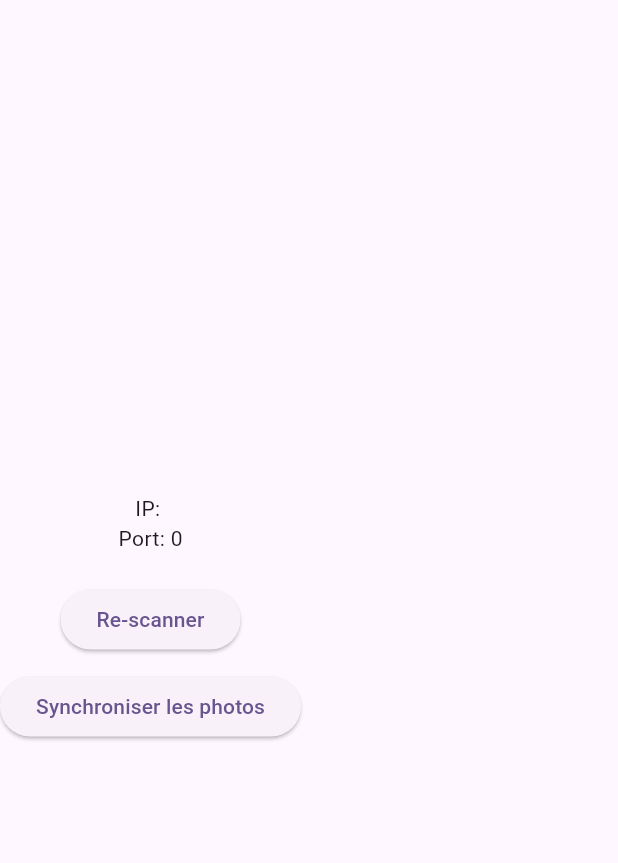
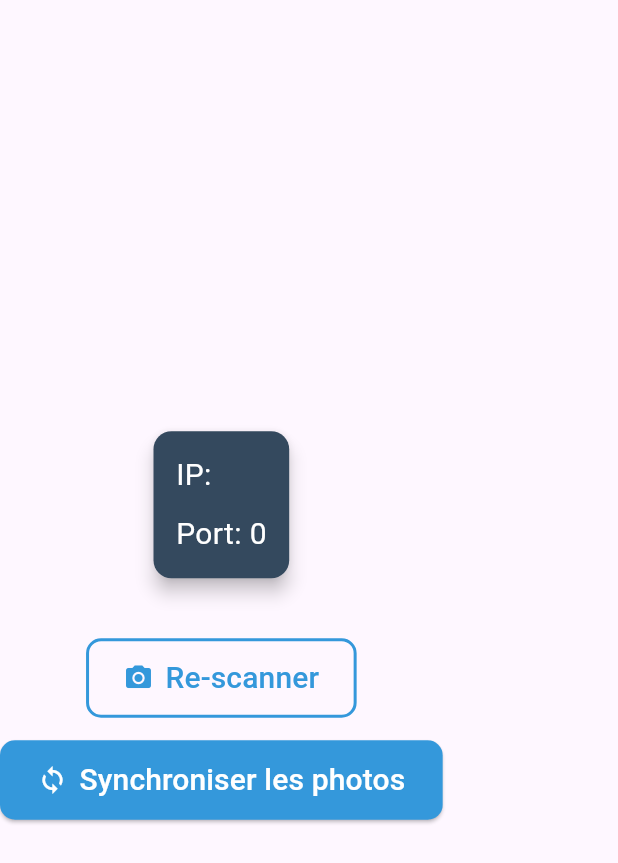
Before and after one commit to MAXCOEUR/photoordinateurapp, a Flutter app: the DisplayScannedInfo widget shown alone on an empty page, opened directly with empty values, on a phone screen of 412 x 824 dp. Shown: the top 863 px of the screen. Run offline on Flutter 3.47's test engine with Material 3 defaults, Android fonts, the phone set to English and light mode, and no system bars; our stand-ins replace device_info_plus, wakelock_plus; missing offline and left inert: mobile_scanner, photo_manager.

Commit message:
fix old android + style

```diff
--- a/lib/DisplayScannedInfo.dart
+++ b/lib/DisplayScannedInfo.dart
@@ -2,7 +2,8 @@ import 'package:flutter/material.dart';
 import 'package:wakelock_plus/wakelock_plus.dart';
 import 'ScannedInfo.dart';
 import 'PhotoSyncService.dart';
-import 'ProgressDialog.dart';  // Assure-toi d'importer le widget ProgressDialog
+import 'ProgressDialog.dart';
+import 'constante.dart';  // Assure-toi d'importer le widget ProgressDialog
 
 class DisplayScannedInfo extends StatefulWidget {
   final ScannedInfo scannedInfo;
@@ -46,7 +47,7 @@ class _DisplayScannedInfoState extends State<DisplayScannedInfo> {
   }
 
   Future<void> _pickDatesAndSync(BuildContext context) async {
-    try{
+    try {
       final DateTimeRange? range = await showDateRangePicker(
         context: context,
         firstDate: DateTime(2000),
@@ -54,7 +55,6 @@ class _DisplayScannedInfoState extends State<DisplayScannedInfo> {
       );
 
       if (range != null) {
-
         // Ouvrir la popup de progression
         WakelockPlus.enable();
         _showProgressDialog(context);
@@ -86,7 +86,7 @@ class _DisplayScannedInfoState extends State<DisplayScannedInfo> {
       }
       WakelockPlus.disable();
       widget.onSync();
-    }catch(e){
+    } catch (e) {
       showDialog(
         context: context,
         builder: (context) => AlertDialog(
@@ -104,7 +104,6 @@ class _DisplayScannedInfoState extends State<DisplayScannedInfo> {
         ),
       );
     }
-
   }
 
   @override
@@ -112,17 +111,44 @@ class _DisplayScannedInfoState extends State<DisplayScannedInfo> {
     return Column(
         mainAxisAlignment: MainAxisAlignment.center,
         children: [
-        Text('IP: ${widget.scannedInfo.ip}'),
-        Text('Port: ${widget.scannedInfo.port}'),
-        const SizedBox(height: 20),
-        ElevatedButton(
+          Card(
+            color: Constants.cardColor,
+            elevation: 5,
+            margin: EdgeInsets.symmetric(vertical: 10),
+            child: Padding(
+              padding: const EdgeInsets.all(15),
+              child: Column(
+                crossAxisAlignment: CrossAxisAlignment.start,
+                children: [
+                  Text('IP: ${widget.scannedInfo.ip}', style: TextStyle(fontSize: 20, color: Constants.textColor)),
+                  SizedBox(height: 10),
+                  Text('Port: ${widget.scannedInfo.port}', style: TextStyle(fontSize: 20, color: Constants.textColor)),
+                ],
+              ),
+            ),
+          ),
+          SizedBox(height: 30),
+          OutlinedButton.icon(
             onPressed: widget.onRescan,
-          child: const Text('Re-scanner'),
+            icon: Icon(Icons.camera_alt, size: 20, color: Constants.buttonColor),
+            label: Text('Re-scanner', style: TextStyle(color: Constants.buttonColor, fontSize: 20)),
+            style: OutlinedButton.styleFrom(
+              side: BorderSide(color: Constants.buttonColor, width: 2),
+              padding: EdgeInsets.symmetric(vertical: 12, horizontal: 25),
+              shape: RoundedRectangleBorder(borderRadius: BorderRadius.circular(10)),
             ),
-        const SizedBox(height: 10),
-        ElevatedButton(
+          ),
+          SizedBox(height: 15),
+          ElevatedButton.icon(
             onPressed: () => _pickDatesAndSync(context),
-          child: const Text('Synchroniser les photos'),
+            icon: Icon(Icons.sync, size: 20),
+            label: Text('Synchroniser les photos', style: TextStyle(fontSize: 20)),
+            style: ElevatedButton.styleFrom(
+              backgroundColor: Constants.buttonColor,
+              foregroundColor: Colors.white,
+              padding: EdgeInsets.symmetric(vertical: 12, horizontal: 25),
+              shape: RoundedRectangleBorder(borderRadius: BorderRadius.circular(10)),
+            ),
           ),
         ],
     );
--- a/lib/Home.dart
+++ b/lib/Home.dart
@@ -4,6 +4,7 @@ import 'package:flutter/material.dart';
 import 'DisplayScannedInfo.dart';
 import 'QrScannerPage.dart';
 import 'ScannedInfo.dart';
+import 'constante.dart';
 
 class MyHome extends StatefulWidget {
   const MyHome({super.key});
@@ -18,8 +19,12 @@ class _MyHomeState extends State<MyHome> {
   @override
   Widget build(BuildContext context) {
     return Scaffold(
-      appBar: AppBar(title: const Text('Mobile Scanner Example')),
-      body: Center(
+      appBar: AppBar(title: const Text('PhotoOrdinateur')),
+      body: Container(
+        width: double.infinity,
+        height: double.infinity,
+        color: Constants.backgroundColor,
+        child: Center(
             child: _scannedInfo == null
                 ? QrScannerPage(
               onScanned: (code) {
@@ -40,6 +45,7 @@ class _MyHomeState extends State<MyHome> {
               },
             ),
           ),
+      ),
     );
   }
 }
--- /dev/null
+++ b/lib/constante.dart
@@ -0,0 +1,8 @@
+import 'package:flutter/material.dart';
+
+class Constants {
+  static const Color backgroundColor = Color(0xFF2C3E50);
+  static const Color buttonColor = Color(0xFF3498DB);
+  static const Color cardColor = Color(0xFF34495E);
+  static const Color textColor = Colors.white;
+}
--- a/pubspec.yaml
+++ b/pubspec.yaml
@@ -16,7 +16,7 @@ publish_to: 'none' # Remove this line if you wish to publish to pub.dev
 # https://developer.apple.com/library/archive/documentation/General/Reference/InfoPlistKeyReference/Articles/CoreFoundationKeys.html
 # In Windows, build-name is used as the major, minor, and patch parts
 # of the product and file versions while build-number is used as the build suffix.
-version: 1.0.3+1
+version: 1.0.4+1
 
 environment:
   sdk: ^3.8.0-265.0.dev
```
Also changed, not shown: 1 other file. Lines whose indentation alone changed are shown as unchanged.
